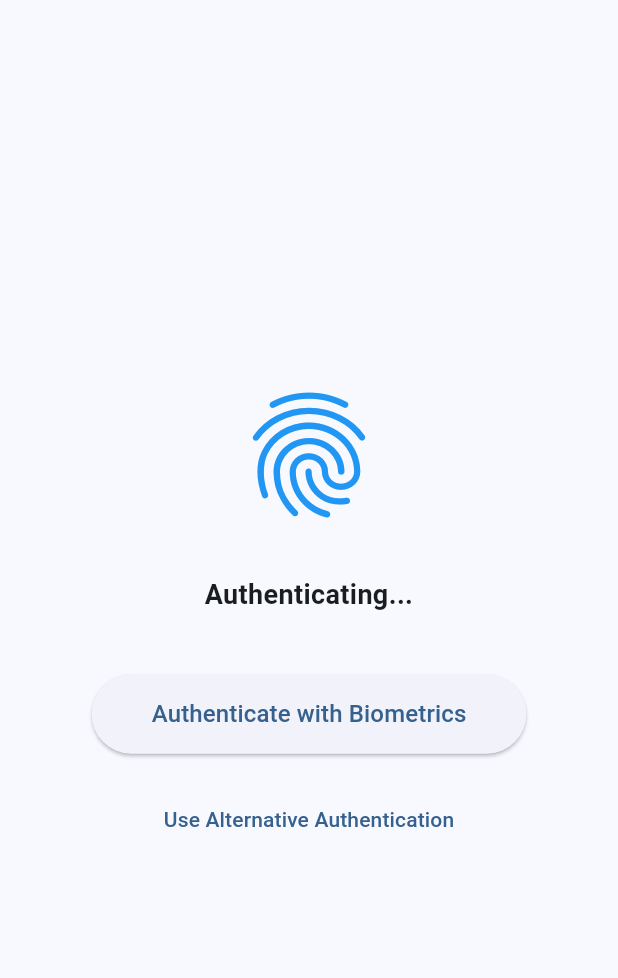
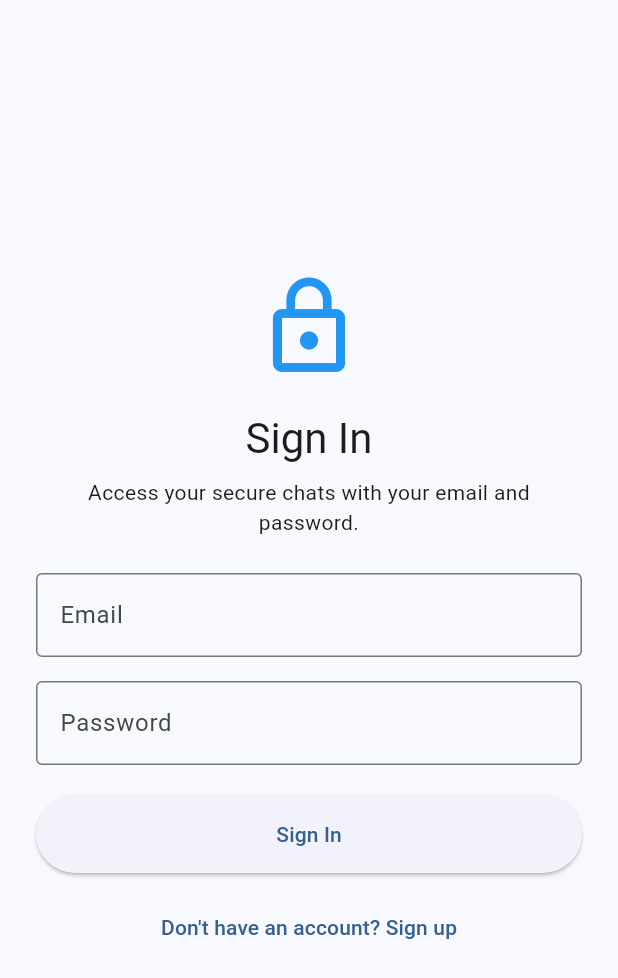
Before and after one commit to Philip38-hub/tuchat, a Flutter app: the screen it shows after launch, on a phone screen of 412 x 824 dp. Shown: the top 978 px of the screen. Run offline on Flutter 3.47's test engine with Material 3 defaults, Android fonts, the phone set to English and light mode, and no system bars; our stand-ins replace cloud_firestore, firebase_auth, firebase_core, flutter_secure_storage, local_auth; missing offline and left inert: local_auth_android, local_auth_darwin; accounts and stored records are empty; generated files the repository leaves out were written again.

Commit message:
feat: split sign in and sign up screens, add auth flow screen and update authprovider to complete configuration of firebase

```diff
--- a/lib/main.dart
+++ b/lib/main.dart
@@ -3,6 +3,7 @@ import 'package:flutter/material.dart';
 import 'package:provider/provider.dart';
 import 'firebase_options.dart';
 import 'providers/auth_provider.dart';
+import 'screens/auth/auth_flow_screen.dart';
 import 'screens/biometric/biometric_auth_wrapper.dart';
 import 'screens/home_screen.dart';
 import 'services/auth_service.dart';
@@ -40,16 +41,19 @@ class TuChatApp extends StatelessWidget {
         useMaterial3: true,
       ),
       home: Consumer<AuthProvider>(
-        builder: (context, authProvider, child) {
+        builder: (context, authProvider, _) {
+          if (!authProvider.isUserSignedIn) {
+            return const AuthFlowScreen();
+          }
+
           return BiometricAuthWrapper(
             isAuthenticated: authProvider.isBiometricAuthenticated,
             onAuthenticationSuccess: authProvider.markBiometricAuthenticated,
             onAuthenticationFailure:
                 authProvider.resetBiometricAuthentication,
-            child: child!,
+            child: const HomeScreen(),
           );
         },
-        child: const HomeScreen(),
       ),
     );
   }
--- /dev/null
+++ b/lib/screens/auth/auth_flow_screen.dart
@@ -0,0 +1,36 @@
+import 'package:flutter/material.dart';
+import 'package:tuchat/screens/auth/sign_in_screen.dart';
+import 'package:tuchat/screens/auth/sign_up_screen.dart';
+
+class AuthFlowScreen extends StatefulWidget {
+  const AuthFlowScreen({super.key});
+
+  @override
+  State<AuthFlowScreen> createState() => _AuthFlowScreenState();
+}
+
+class _AuthFlowScreenState extends State<AuthFlowScreen> {
+  bool _showSignUp = false;
+
+  void _toggleMode() {
+    setState(() {
+      _showSignUp = !_showSignUp;
+    });
+  }
+
+  @override
+  Widget build(BuildContext context) {
+    return AnimatedSwitcher(
+      duration: const Duration(milliseconds: 250),
+      child: _showSignUp
+          ? SignUpScreen(
+              key: const ValueKey('sign-up-screen'),
+              onSwitchToSignIn: _toggleMode,
+            )
+          : SignInScreen(
+              key: const ValueKey('sign-in-screen'),
+              onSwitchToSignUp: _toggleMode,
+            ),
+    );
+  }
+}
--- /dev/null
+++ b/lib/screens/auth/sign_in_screen.dart
@@ -0,0 +1,158 @@
+import 'package:flutter/material.dart';
+import 'package:provider/provider.dart';
+import 'package:tuchat/providers/auth_provider.dart';
+
+class SignInScreen extends StatefulWidget {
+  const SignInScreen({
+    super.key,
+    required this.onSwitchToSignUp,
+  });
+
+  final VoidCallback onSwitchToSignUp;
+
+  @override
+  State<SignInScreen> createState() => _SignInScreenState();
+}
+
+class _SignInScreenState extends State<SignInScreen> {
+  final _formKey = GlobalKey<FormState>();
+  final _emailController = TextEditingController();
+  final _passwordController = TextEditingController();
+
+  @override
+  void dispose() {
+    _emailController.dispose();
+    _passwordController.dispose();
+    super.dispose();
+  }
+
+  Future<void> _submit() async {
+    if (!_formKey.currentState!.validate()) {
+      return;
+    }
+
+    final authProvider = context.read<AuthProvider>();
+    authProvider.clearError();
+
+    try {
+      await authProvider.signIn(
+        _emailController.text.trim(),
+        _passwordController.text,
+      );
+    } catch (_) {
+      if (!mounted) {
+        return;
+      }
+
+      ScaffoldMessenger.of(context).showSnackBar(
+        SnackBar(
+          content: Text(authProvider.errorMessage ?? 'Sign in failed.'),
+        ),
+      );
+    }
+  }
+
+  @override
+  Widget build(BuildContext context) {
+    return Scaffold(
+      body: SafeArea(
+        child: Center(
+          child: SingleChildScrollView(
+            padding: const EdgeInsets.all(24),
+            child: ConstrainedBox(
+              constraints: const BoxConstraints(maxWidth: 420),
+              child: Consumer<AuthProvider>(
+                builder: (context, authProvider, _) {
+                  return Column(
+                    mainAxisAlignment: MainAxisAlignment.center,
+                    crossAxisAlignment: CrossAxisAlignment.stretch,
+                    children: [
+                      const Icon(
+                        Icons.lock_outline,
+                        size: 72,
+                        color: Colors.blue,
+                      ),
+                      const SizedBox(height: 20),
+                      Text(
+                        'Sign In',
+                        style: Theme.of(context).textTheme.headlineMedium,
+                        textAlign: TextAlign.center,
+                      ),
+                      const SizedBox(height: 8),
+                      Text(
+                        'Access your secure chats with your email and password.',
+                        style: Theme.of(context).textTheme.bodyMedium,
+                        textAlign: TextAlign.center,
+                      ),
+                      const SizedBox(height: 24),
+                      Form(
+                        key: _formKey,
+                        child: Column(
+                          children: [
+                            TextFormField(
+                              controller: _emailController,
+                              keyboardType: TextInputType.emailAddress,
+                              autocorrect: false,
+                              decoration: const InputDecoration(
+                                labelText: 'Email',
+                                border: OutlineInputBorder(),
+                              ),
+                              validator: (value) {
+                                if (value == null || value.trim().isEmpty) {
+                                  return 'Enter your email address.';
+                                }
+                                return null;
+                              },
+                            ),
+                            const SizedBox(height: 16),
+                            TextFormField(
+                              controller: _passwordController,
+                              obscureText: true,
+                              decoration: const InputDecoration(
+                                labelText: 'Password',
+                                border: OutlineInputBorder(),
+                              ),
+                              validator: (value) {
+                                if (value == null || value.isEmpty) {
+                                  return 'Enter your password.';
+                                }
+                                return null;
+                              },
+                            ),
+                          ],
+                        ),
+                      ),
+                      const SizedBox(height: 20),
+                      SizedBox(
+                        height: 52,
+                        child: ElevatedButton(
+                          onPressed: authProvider.isBusy ? null : _submit,
+                          child: authProvider.isBusy
+                              ? const SizedBox(
+                                  width: 22,
+                                  height: 22,
+                                  child: CircularProgressIndicator(
+                                    strokeWidth: 2.4,
+                                  ),
+                                )
+                              : const Text('Sign In'),
+                        ),
+                      ),
+                      const SizedBox(height: 12),
+                      TextButton(
+                        onPressed: authProvider.isBusy
+                            ? null
+                            : widget.onSwitchToSignUp,
+                        child: const Text("Don't have an account? Sign up"),
+                      ),
+                    ],
+                  );
+                },
+              ),
+            ),
+          ),
+        ),
+      ),
+    );
+  }
+}
--- a/lib/services/base_service.dart
+++ b/lib/services/base_service.dart
@@ -41,6 +41,8 @@ abstract class BaseService {
       return 'Network error. Please check your internet connection.';
     } else if (error.toString().contains('too-many-requests')) {
       return 'Too many requests. Please try again later.';
+    } else if (error.toString().contains('CONFIGURATION_NOT_FOUND')) {
+      return 'Firebase Auth Android configuration is incomplete. Add your Android app SHA fingerprints in Firebase Console and download an updated google-services.json.';
     }
 
     return 'An unexpected error occurred. Please try again.';
```
Also changed, not shown: lib/providers/auth_provider.dart (+19 -6 lines), lib/screens/auth/sign_up_screen.dart (added, +202 -0 lines), lib/screens/home_screen.dart (+31 -6 lines), lib/services/auth_service.dart (+61 -9 lines).
